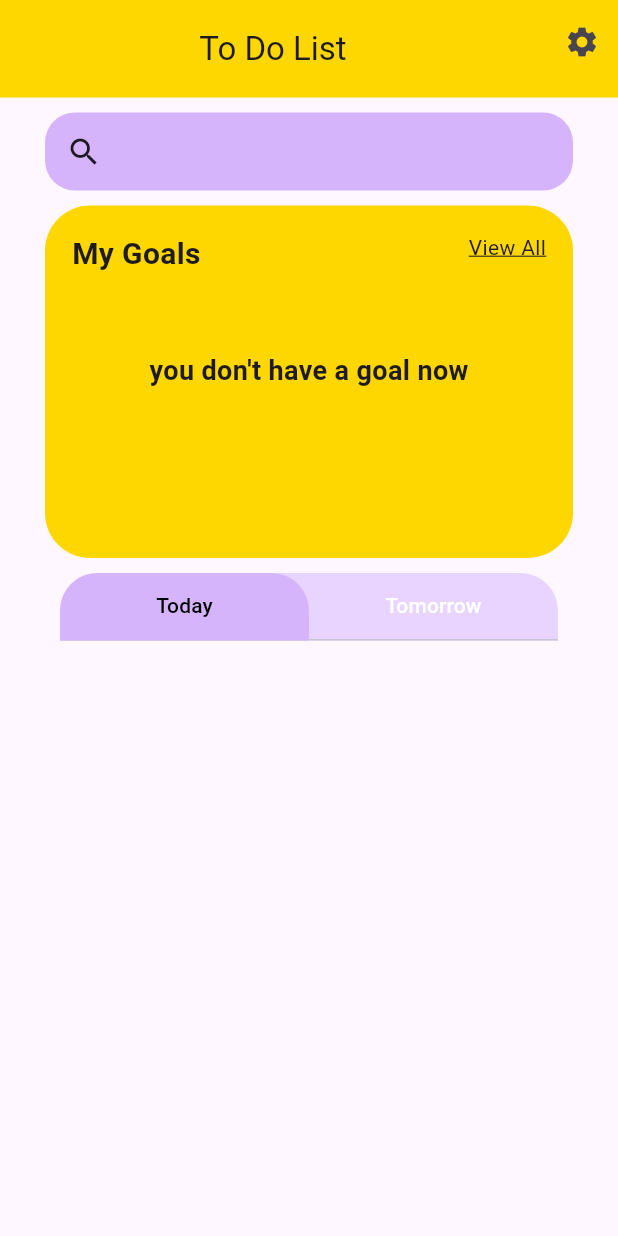
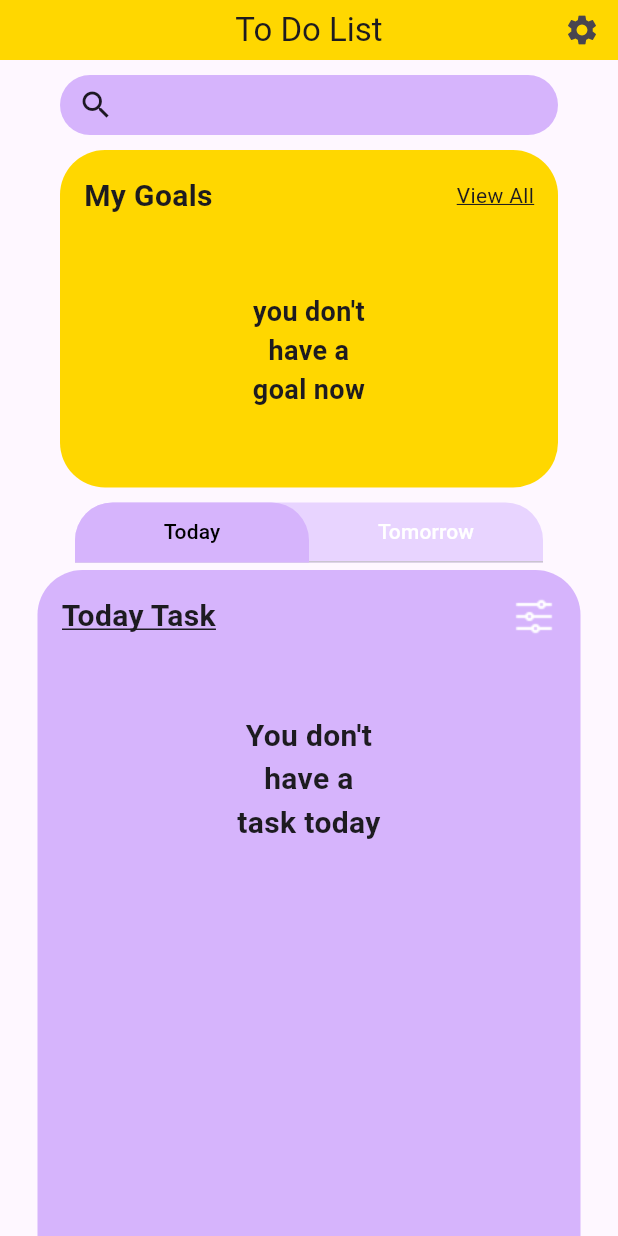
Before and after one commit to Trian161/todolist_app, a Flutter app: the screen it shows after launch, on a phone screen of 412 x 824 dp. Run offline on Flutter 3.47's test engine with Material 3 defaults, Android fonts, the phone set to English and light mode, and no system bars.

Commit message:
feat: add assets and make a layout for task

```diff
--- a/lib/components/custom_app_bar.dart
+++ b/lib/components/custom_app_bar.dart
@@ -5,16 +5,14 @@ class CustomAppBar extends StatelessWidget implements PreferredSizeWidget {
 
   @override
   // TODO: implement preferredSize
-  Size get preferredSize => const Size.fromHeight(65.0);
+  Size get preferredSize => const Size.fromHeight(40.0);
 
   @override
   Widget build(BuildContext context) {
     return AppBar(
+      centerTitle: true,
       backgroundColor: Color(0xffffd700),
-      title: Padding(
-        padding: const EdgeInsets.only(top: 10),
-        child: Center(child: Text('To Do List')),
-      ),
+      title: Text('To Do List'),
       actions: [
         IconButton(
           onPressed: () {},
--- a/lib/components/goal_container.dart
+++ b/lib/components/goal_container.dart
@@ -15,19 +15,19 @@ class _GoalContainerState extends State<GoalContainer> {
       child: Column(
         children: [
           Container(
-            margin: const EdgeInsets.symmetric(horizontal: 30),
-            height: 235,
+            margin: const EdgeInsets.symmetric(horizontal: 40),
+            height: 225,
             decoration: BoxDecoration(
               borderRadius: BorderRadius.circular(30),
               color: const Color(0xffffd700),
             ),
             child: const Padding(
-              padding: EdgeInsets.all(18),
+              padding: EdgeInsets.all(16),
               child: Column(
                 children: [
                   Row(
                     mainAxisAlignment: MainAxisAlignment.spaceBetween,
-                    crossAxisAlignment: CrossAxisAlignment.start,
+                    // crossAxisAlignment: CrossAxisAlignment.start,
                     children: [
                       Text(
                         'My Goals',
@@ -45,9 +45,10 @@ class _GoalContainerState extends State<GoalContainer> {
                     height: 50,
                   ),
                   Text(
-                    'you don\'t have a goal now',
+                    'you don\'t \nhave a \ngoal now',
+                    textAlign: TextAlign.center,
                     style: TextStyle(fontSize: 18, fontWeight: FontWeight.bold),
-                  )
+                  ),
                 ],
               ),
             ),
--- a/lib/components/searchbar.dart
+++ b/lib/components/searchbar.dart
@@ -13,8 +13,8 @@ class _SearchBarWidgetState extends State<SearchBarWidget> {
     return Column(
       children: [
         Container(
-          padding: EdgeInsets.all(14),
-          margin: EdgeInsets.symmetric(horizontal: 30),
+          padding: EdgeInsets.symmetric(vertical: 8, horizontal: 12),
+          margin: EdgeInsets.symmetric(horizontal: 40),
           decoration: BoxDecoration(
               color: Color(0xffd6b4fc),
               borderRadius: BorderRadius.circular(20)),
--- a/lib/components/task_container.dart
+++ b/lib/components/task_container.dart
@@ -17,8 +17,8 @@ class _TaskContainerState extends State<TaskContainer> {
         child: Column(
           children: [
             Container(
-              margin: const EdgeInsets.symmetric(horizontal: 40),
-              height: 45,
+              margin: const EdgeInsets.symmetric(horizontal: 50),
+              height: 40,
               decoration: const BoxDecoration(
                 color: Color.fromARGB(255, 232, 212, 255),
                 borderRadius: BorderRadius.vertical(
@@ -47,6 +47,83 @@ class _TaskContainerState extends State<TaskContainer> {
                   ),
                 ],
               ),
+            ),
+            Expanded(
+              child: Padding(
+                padding: const EdgeInsets.only(top: 5),
+                child: Container(
+                  margin: EdgeInsets.symmetric(horizontal: 25),
+                  decoration: const BoxDecoration(
+                      color: Color(0xffd6b4fc),
+                      borderRadius:
+                          BorderRadius.vertical(top: Radius.circular(30))),
+                  child: Padding(
+                    padding: const EdgeInsets.all(16),
+                    child: TabBarView(
+                      children: [
+                        Column(
+                          children: [
+                            Row(
+                              mainAxisAlignment: MainAxisAlignment.spaceBetween,
+                              children: [
+                                Text(
+                                  'Today Task',
+                                  style: TextStyle(
+                                    fontSize: 20,
+                                    fontWeight: FontWeight.w600,
+                                    decoration: TextDecoration.underline,
+                                  ),
+                                ),
+                                Image.asset('lib/images/Slider.png')
+                              ],
+                            ),
+                            SizedBox(
+                              height: 50,
+                            ),
+                            Text(
+                              'You don\'t \nhave a \ntask today',
+                              textAlign: TextAlign.center,
+                              style: TextStyle(
+                                fontSize: 20,
+                                fontWeight: FontWeight.w600,
+                              ),
+                            )
+                          ],
+                        ),
+                        Column(
+                          children: [
+                            Row(
+                              mainAxisAlignment: MainAxisAlignment.spaceBetween,
+                              children: [
+                                Text(
+                                  'Tomorrow Task',
+                                  style: TextStyle(
+                                    fontSize: 20,
+                                    fontWeight: FontWeight.w600,
+                                    decoration: TextDecoration.underline,
+                                  ),
+                                ),
+                                Image.asset('lib/images/Slider.png')
+                              ],
+                            ),
+                            SizedBox(
+                              height: 50,
+                            ),
+                            Text(
+                              'You don\'t \nhave a \ntask tomorrow',
+                              textAlign: TextAlign.center,
+                              style: TextStyle(
+                                fontSize: 20,
+                                fontWeight: FontWeight.w600,
+                              ),
+                            )
+                          ],
+                        ),
+                      ],
+                    ),
+                  ),
+                ),
+              ),
             )
           ],
         ),
--- a/lib/main.dart
+++ b/lib/main.dart
@@ -14,8 +14,6 @@ class MyApp extends StatelessWidget {
     return MaterialApp(
       title: 'Flutter Demo',
       theme: ThemeData(
-        splashColor: Colors.transparent,
-        highlightColor: Colors.transparent,
         useMaterial3: true,
       ),
       home: const HomePage(),
--- a/lib/pages/homepage.dart
+++ b/lib/pages/homepage.dart
@@ -17,7 +17,7 @@ class HomePage extends StatelessWidget {
           children: [
             SearchBarWidget(),
             GoalContainer(),
-            TaskContainer(),
+            Expanded(child: TaskContainer()),
           ],
         ),
       ),
```
Also changed, not shown: pubspec.yaml (+4 -6 lines), lib/images/Slider.png (added).
